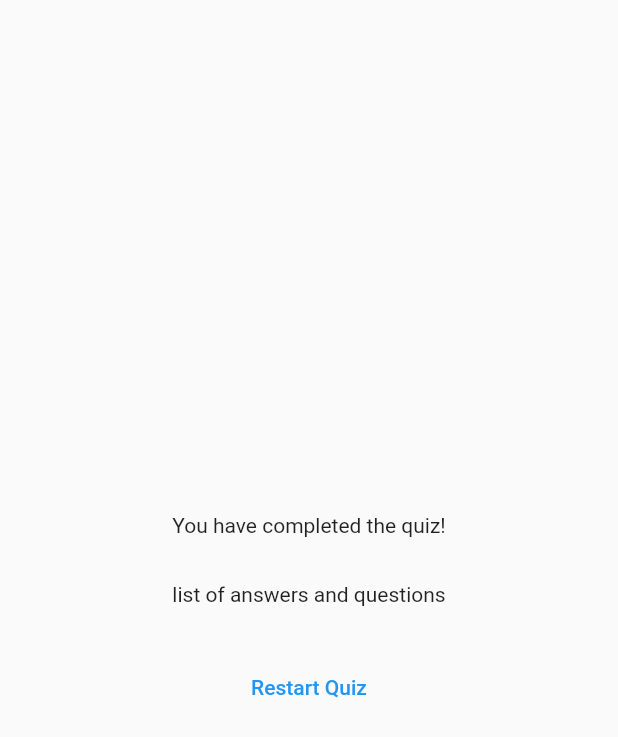
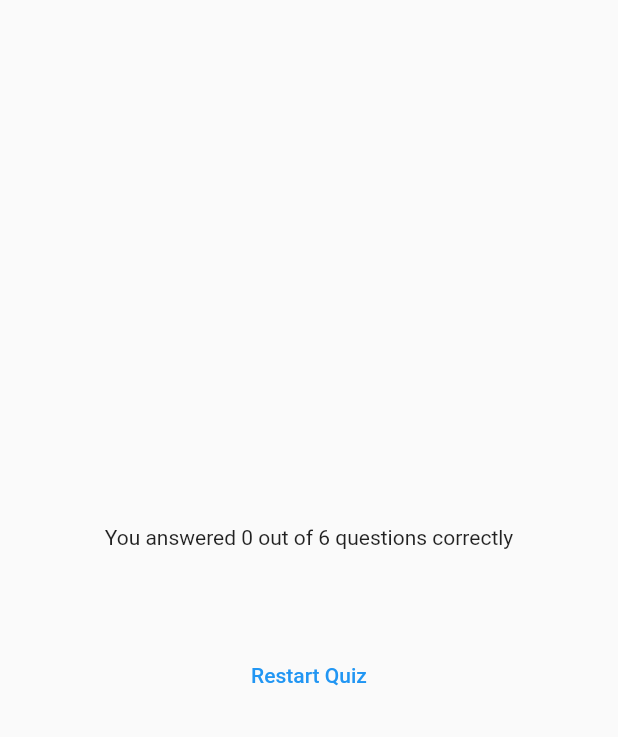
Before and after one commit to Rishi-Mishra0704/flutter_quiz, a Flutter app: the ResultScreen widget shown alone on an empty page, opened directly with empty values, on a phone screen of 412 x 824 dp. Shown: the top 737 px of the screen. Run offline on Flutter 3.47's test engine with Material 2 defaults, Android fonts, the phone set to English and light mode, and no system bars; our stand-ins replace google_fonts.

Commit message:
add dynamic data to result screen

```diff
--- a/lib/result_screen.dart
+++ b/lib/result_screen.dart
@@ -1,5 +1,6 @@
 import 'package:flutter/material.dart';
 import 'package:quiz_app/data/questions.dart';
+import 'package:quiz_app/questions_summary.dart';
 
 class ResultScreen extends StatelessWidget {
   const ResultScreen({super.key, required this.choosenAnswers});
@@ -20,6 +21,12 @@ class ResultScreen extends StatelessWidget {
 
   @override
   Widget build(context) {
+    final summaryData = getAnswers();
+    final totalNumOfQuestions = questions.length;
+    final numOfCorrectQuestions = summaryData.where((data) {
+      return data['user_answer'] == data['correct_answer'];
+    }).length;
+
     return SizedBox(
       width: double.infinity,
       child: Container(
@@ -27,9 +34,11 @@ class ResultScreen extends StatelessWidget {
         child: Column(
           mainAxisAlignment: MainAxisAlignment.center,
           children: [
-            const Text('You have completed the quiz!'),
+            Text(
+              'You answered $numOfCorrectQuestions out of $totalNumOfQuestions questions correctly',
+            ),
             const SizedBox(height: 30),
-            const Text('list of answers and questions'),
+            QuestionsSummary(summaryData: summaryData),
             const SizedBox(height: 30),
             TextButton(
               onPressed: () {},
```
Also changed, not shown: lib/questions_summary.dart (added, +35 -0 lines).
